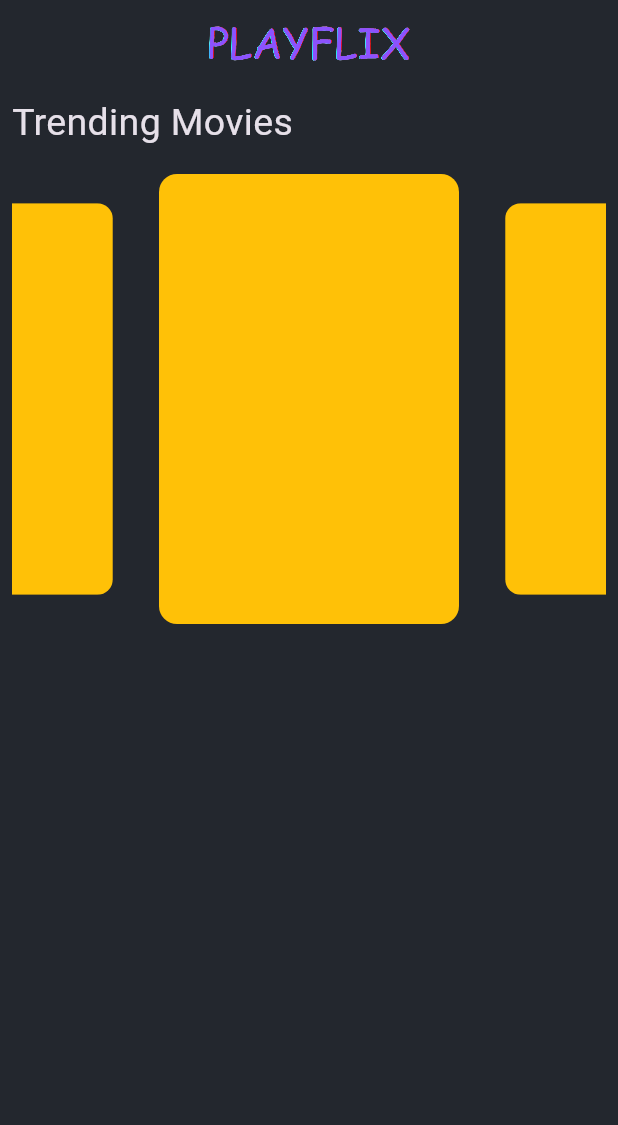
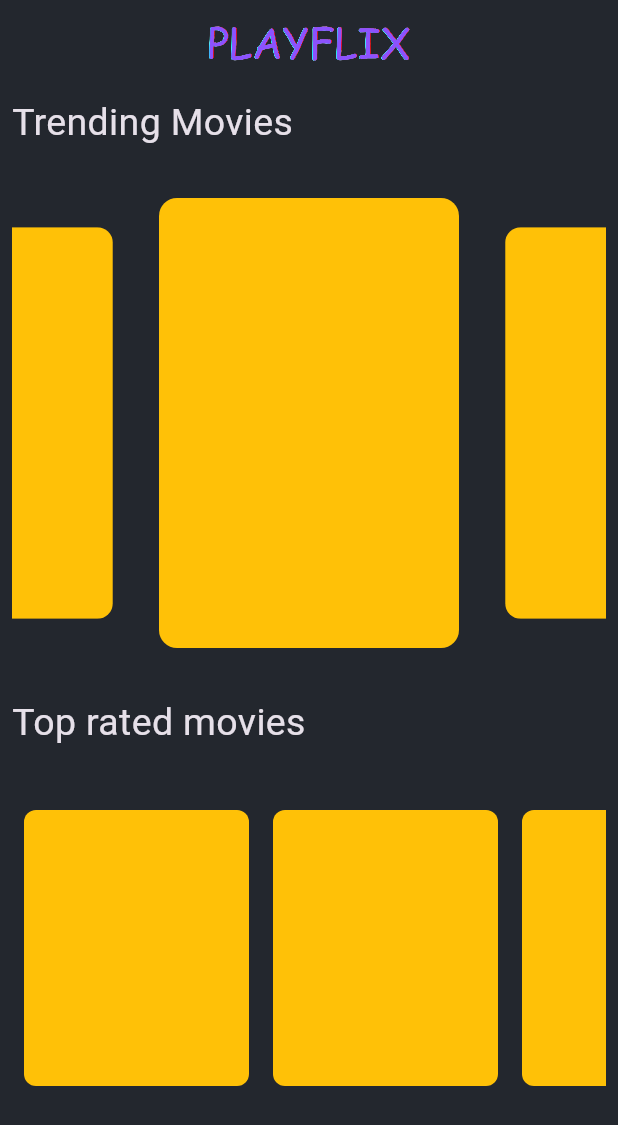
Before and after one commit to jaykant01/playflix, a Flutter app: the screen it shows after launch, on a phone screen of 412 x 824 dp. Shown: the top 1125 px of the screen. Run offline on Flutter 3.47's test engine with Material 3 defaults, Android fonts, the phone set to English and light mode, and no system bars; drawn by our look-alikes of carousel_slider; our stand-ins replace google_fonts.

Commit message:
Top rated movies Created in HomeScreen

```diff
--- a/lib/home_screen.dart
+++ b/lib/home_screen.dart
@@ -32,7 +32,7 @@ class _HomeScreenState extends State<HomeScreen> {
             children: [
               Text('Trending Movies', style: GoogleFonts.aBeeZee(fontSize: 25),
               ),
-              const SizedBox(height: 16,),
+              const SizedBox(height: 32,),
               SizedBox(
                 width: double.infinity,
                 child: CarouselSlider.builder(
@@ -56,8 +56,32 @@ class _HomeScreenState extends State<HomeScreen> {
                       );
                     },
               ),
-
-              )
+              ),
+              const SizedBox(height: 32),
+              Text(
+                'Top rated movies',
+              style: GoogleFonts.aBeeZee(fontSize: 25),
+              ),
+              const SizedBox(height: 32),
+              SizedBox(height: 200, width: double.infinity,
+              child: ListView.builder(
+                  scrollDirection: Axis.horizontal,
+                  physics: const BouncingScrollPhysics(),
+                  itemCount: 10,
+                  itemBuilder: (context, index) {
+                    return Padding(
+                      padding: const EdgeInsets.all(8.0),
+                      child: ClipRRect(
+                        borderRadius: BorderRadius.circular(8),
+                        child: Container(
+                          color: Colors.amber,
+                        height: 200,
+                        width: 150,
+                        ),
+                      ),
+                    );
+                  }
+              ),)
             ],
           ),
         ),
```
